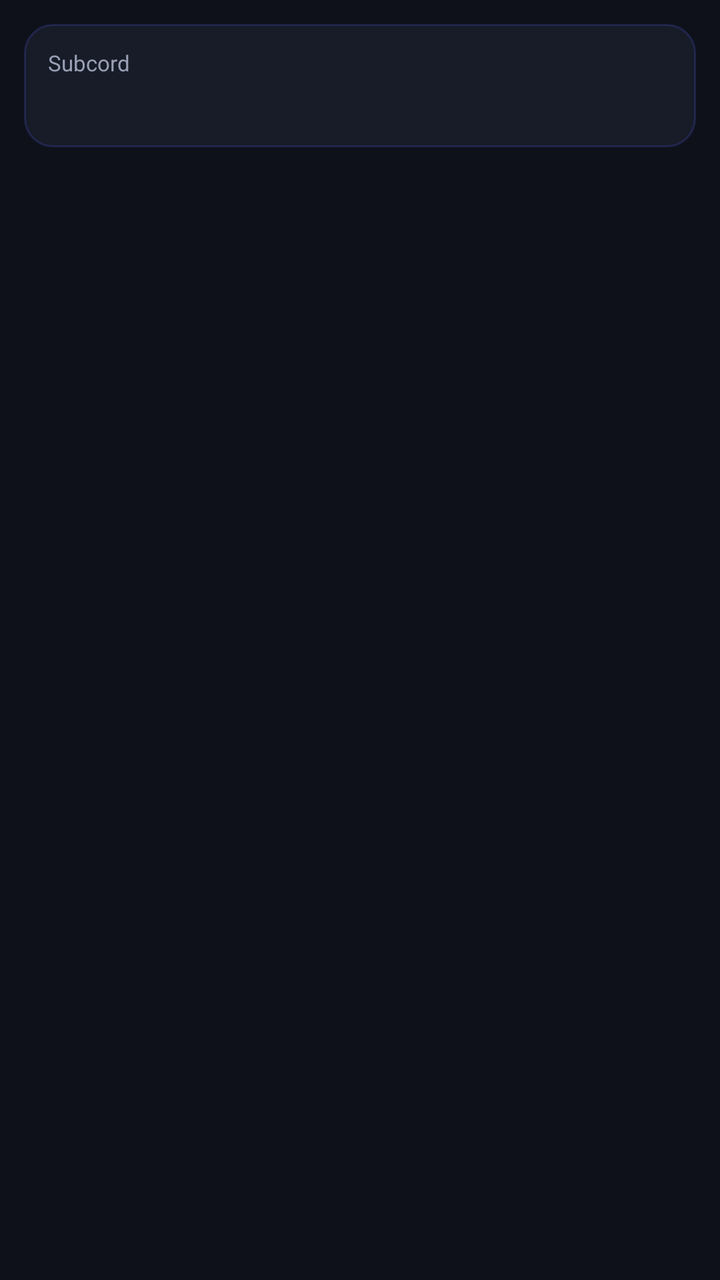
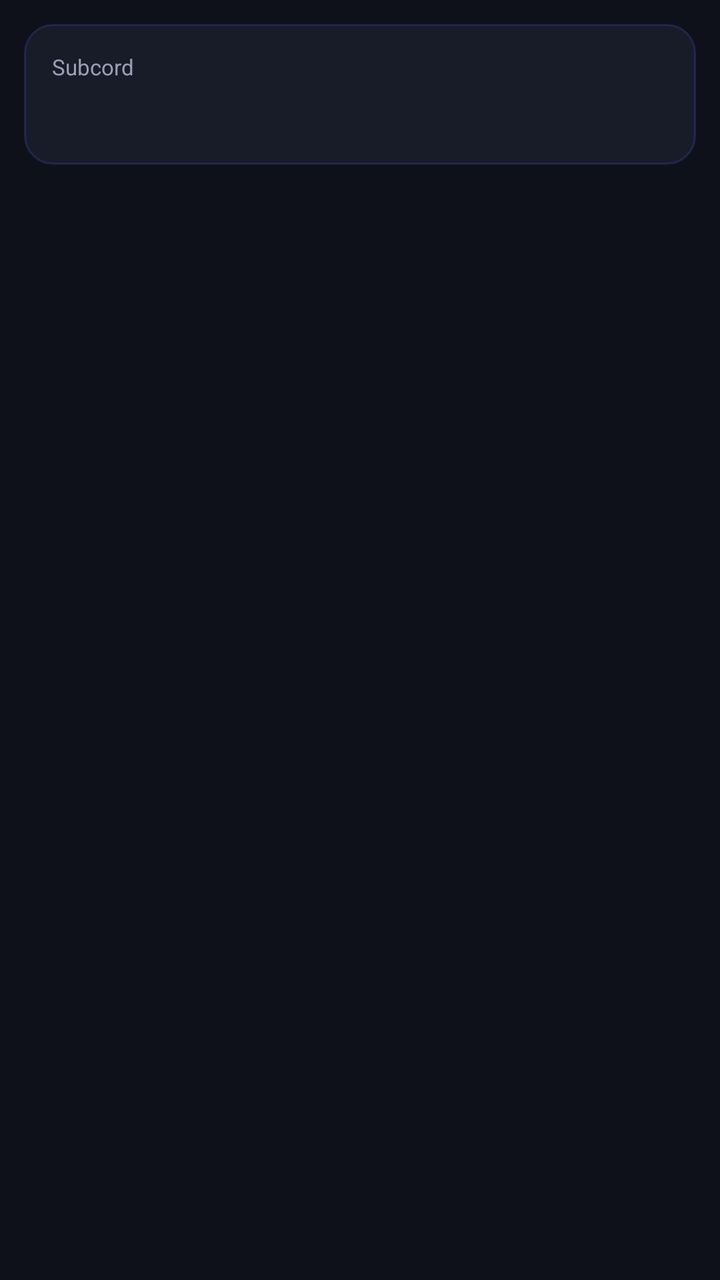

Two renders of the same Android screen: before a commit and after it. Below are the layout's source before the change and the commit's diff.
<!-- AndroidManifest.xml: application theme Theme.Subcord -->
<!-- res/layout/overlay_panel.xml -->
<?xml version="1.0" encoding="utf-8"?>
<FrameLayout xmlns:android="http://schemas.android.com/apk/res/android"
    android:layout_width="match_parent" android:layout_height="wrap_content">
    <LinearLayout android:id="@+id/panel" android:layout_width="match_parent"
        android:layout_height="wrap_content" android:layout_margin="12dp"
        android:background="@drawable/bg_overlay_panel" android:orientation="vertical" android:padding="12dp">
        <TextView android:id="@+id/overlayTitle" android:layout_width="match_parent"
            android:layout_height="wrap_content" android:text="Subcord"
            android:textColor="@color/muted" android:textSize="11sp"/>
        <TextView android:id="@+id/overlayText" android:layout_width="match_parent"
            android:layout_height="wrap_content" android:layout_marginTop="4dp"
            android:textColor="@color/on_surface" android:textSize="14sp"/>
    </LinearLayout>
</FrameLayout>
<!-- resources referenced by this layout -->
<resources>
  <color name="muted">#9AA0B4</color>
  <color name="on_surface">#E8EAF2</color>
  <!-- drawable bg_overlay_panel (drawable) -->
  <?xml version="1.0" encoding="utf-8"?>
  <shape xmlns:android="http://schemas.android.com/apk/res/android" android:shape="rectangle">
      <solid android:color="@color/overlay_bg" />
      <corners android:radius="14dp" />
      <stroke android:width="1dp" android:color="#335865F2" />
  </shape>
  <style name="Theme.Subcord" parent="Theme.Material3.DayNight.NoActionBar">
          <item name="colorPrimary">@color/seed</item>
          <item name="android:statusBarColor">@color/bg</item>
          <item name="android:navigationBarColor">@color/bg</item>
          <item name="android:windowBackground">@color/bg</item>
      </style>
  <color name="overlay_bg">#E61A1D2B</color>
  <color name="seed">#5865F2</color>
  <color name="bg">#0F111A</color>
</resources>

<!-- the commit's change to res/layout/overlay_panel.xml (unified diff, before → after) -->
@@ -1,14 +1,31 @@
 <?xml version="1.0" encoding="utf-8"?>
 <FrameLayout xmlns:android="http://schemas.android.com/apk/res/android"
-    android:layout_width="match_parent" android:layout_height="wrap_content">
-    <LinearLayout android:id="@+id/panel" android:layout_width="match_parent"
-        android:layout_height="wrap_content" android:layout_margin="12dp"
-        android:background="@drawable/bg_overlay_panel" android:orientation="vertical" android:padding="12dp">
-        <TextView android:id="@+id/overlayTitle" android:layout_width="match_parent"
-            android:layout_height="wrap_content" android:text="Subcord"
-            android:textColor="@color/muted" android:textSize="11sp"/>
-        <TextView android:id="@+id/overlayText" android:layout_width="match_parent"
-            android:layout_height="wrap_content" android:layout_marginTop="4dp"
-            android:textColor="@color/on_surface" android:textSize="14sp"/>
+    android:layout_width="match_parent"
+    android:layout_height="wrap_content">
+    <LinearLayout
+        android:id="@+id/panel"
+        android:layout_width="match_parent"
+        android:layout_height="wrap_content"
+        android:layout_margin="12dp"
+        android:background="@drawable/bg_overlay_panel"
+        android:elevation="8dp"
+        android:orientation="vertical"
+        android:padding="14dp">
+        <TextView
+            android:id="@+id/overlayTitle"
+            android:layout_width="match_parent"
+            android:layout_height="wrap_content"
+            android:text="Subcord"
+            android:textColor="@color/muted"
+            android:textSize="11sp" />
+        <TextView
+            android:id="@+id/overlayText"
+            android:layout_width="match_parent"
+            android:layout_height="wrap_content"
+            android:layout_marginTop="6dp"
+            android:lineSpacingExtra="2dp"
+            android:textColor="@color/on_surface"
+            android:textDirection="locale"
+            android:textSize="16sp" />
     </LinearLayout>
 </FrameLayout>
